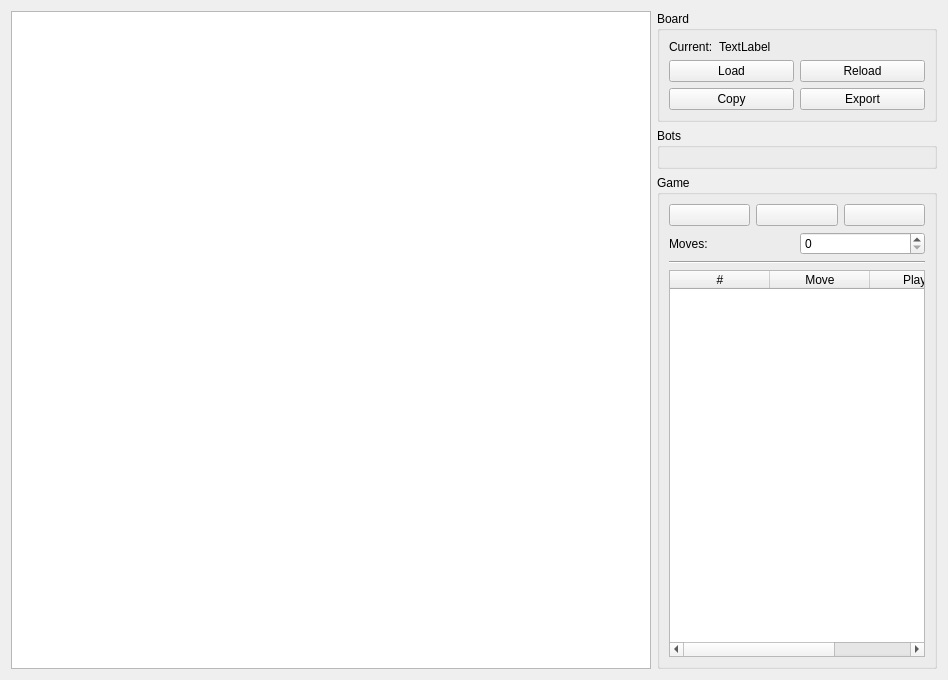
Qt form Data/UI.ui (MartTave/ISChess) before a commit.
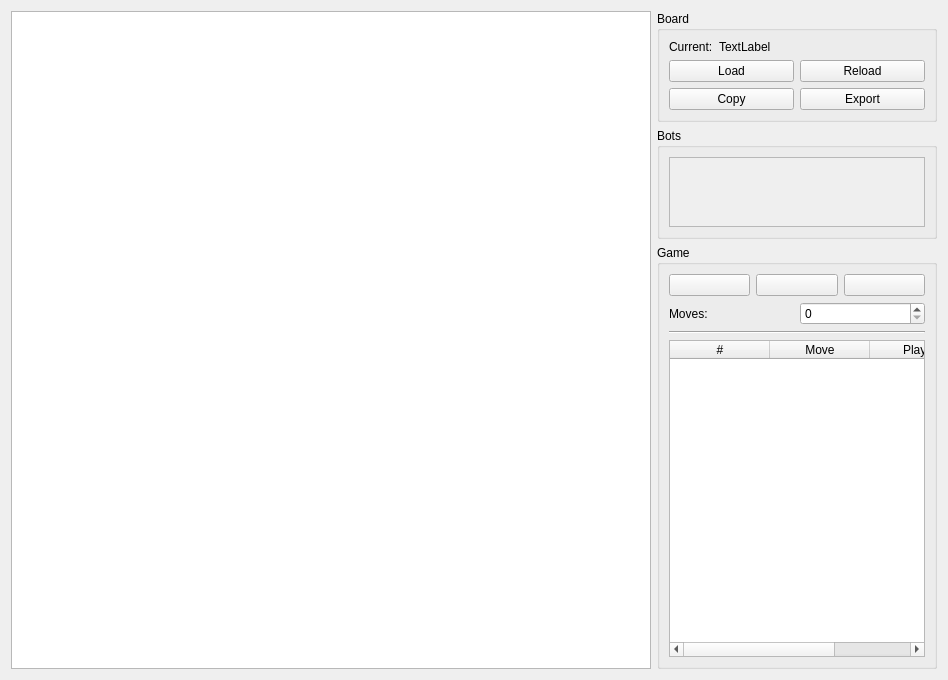
The same form after that commit. Icons and pictures are not drawn.

Commit message: implemented bot list + chessboard resizing

Patch:
```diff
--- a/Data/UI.ui
+++ b/Data/UI.ui
@@ -11,7 +11,7 @@
    </rect>
   </property>
   <property name="windowTitle">
-   <string>Form</string>
+   <string>ISChess</string>
   </property>
   <layout class="QHBoxLayout" name="horizontalLayout">
    <item>
@@ -29,7 +29,7 @@
      <item>
       <widget class="QGroupBox" name="boardGroup">
        <property name="sizePolicy">
-        <sizepolicy hsizetype="Preferred" vsizetype="Preferred">
+        <sizepolicy hsizetype="Preferred" vsizetype="Fixed">
          <horstretch>0</horstretch>
          <verstretch>0</verstretch>
         </sizepolicy>
@@ -100,7 +100,7 @@
      <item>
       <widget class="QGroupBox" name="botsGroup">
        <property name="sizePolicy">
-        <sizepolicy hsizetype="Preferred" vsizetype="Preferred">
+        <sizepolicy hsizetype="Preferred" vsizetype="Maximum">
          <horstretch>0</horstretch>
          <verstretch>0</verstretch>
         </sizepolicy>
@@ -108,7 +108,51 @@
        <property name="title">
         <string>Bots</string>
        </property>
-       <layout class="QVBoxLayout" name="verticalLayout_3"/>
+       <layout class="QVBoxLayout" name="verticalLayout_3">
+        <property name="sizeConstraint">
+         <enum>QLayout::SetMaximumSize</enum>
+        </property>
+        <item>
+         <widget class="QScrollArea" name="botsScrollArea">
+          <property name="sizePolicy">
+           <sizepolicy hsizetype="Preferred" vsizetype="Maximum">
+            <horstretch>0</horstretch>
+            <verstretch>0</verstretch>
+           </sizepolicy>
+          </property>
+          <property name="horizontalScrollBarPolicy">
+           <enum>Qt::ScrollBarAlwaysOff</enum>
+          </property>
+          <property name="sizeAdjustPolicy">
+           <enum>QAbstractScrollArea::AdjustToContents</enum>
+          </property>
+          <property name="widgetResizable">
+           <bool>true</bool>
+          </property>
+          <widget class="QWidget" name="botsList">
+           <property name="geometry">
+            <rect>
+             <x>0</x>
+             <y>0</y>
+             <width>254</width>
+             <height>18</height>
+            </rect>
+           </property>
+           <property name="sizePolicy">
+            <sizepolicy hsizetype="Preferred" vsizetype="Fixed">
+             <horstretch>0</horstretch>
+             <verstretch>0</verstretch>
+            </sizepolicy>
+           </property>
+           <layout class="QVBoxLayout" name="verticalLayout_5">
+            <property name="sizeConstraint">
+             <enum>QLayout::SetMinAndMaxSize</enum>
+            </property>
+           </layout>
+          </widget>
+         </widget>
+        </item>
+       </layout>
       </widget>
      </item>
      <item>
@@ -190,7 +234,7 @@
         <item>
          <widget class="QTableWidget" name="movesList">
           <property name="sizePolicy">
-           <sizepolicy hsizetype="Preferred" vsizetype="Expanding">
+           <sizepolicy hsizetype="Minimum" vsizetype="Minimum">
             <horstretch>0</horstretch>
             <verstretch>0</verstretch>
            </sizepolicy>
@@ -198,7 +242,7 @@
           <property name="minimumSize">
            <size>
             <width>0</width>
-            <height>128</height>
+            <height>64</height>
            </size>
           </property>
           <property name="showGrid">
```
The commit also changes 5 other files.
